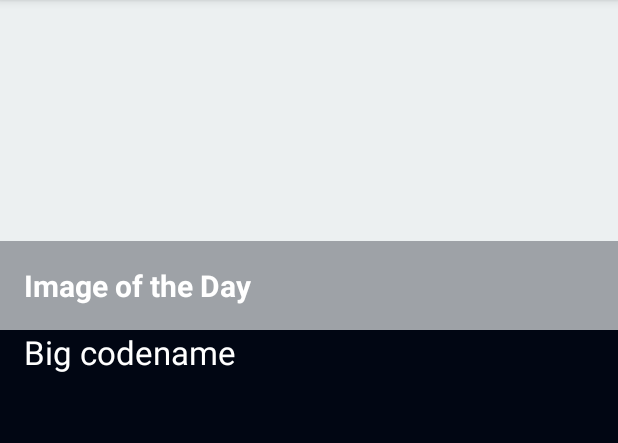
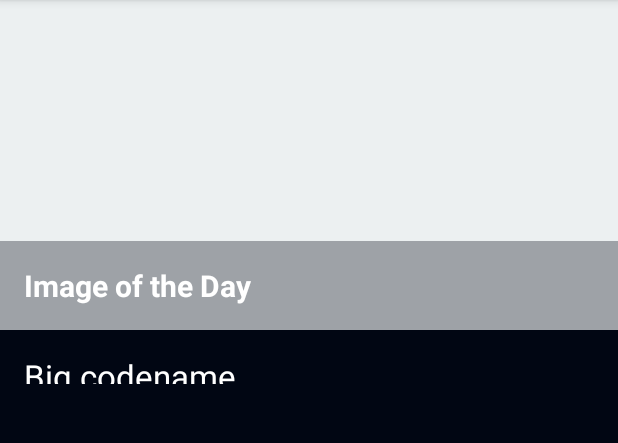
Before and after one commit to rmakki/nasa-asteroid-radar, an Android app: the screen it shows after launch (MainActivity), on a phone screen of 412 x 824 dp, the part 84-527 px from its top. Run offline under Robolectric (Android 15) with nearby library versions, the phone set to English and light mode, and no system bars; our stand-ins replace data binding.

Commit message:
Modified Adapter to use AsteroidAdapter ViewHolder

```diff
--- a/app/build.gradle
+++ b/app/build.gradle
@@ -10,7 +10,7 @@ android {
     buildToolsVersion "29.0.3"
     defaultConfig {
         applicationId "com.udacity.asteroidradar"
-        minSdkVersion 21
+        minSdkVersion 24
         targetSdkVersion 30
         versionCode 1
         versionName "1.0"
--- a/app/src/main/java/com/udacity/asteroidradar/main/AsteroidAdapter.kt
+++ b/app/src/main/java/com/udacity/asteroidradar/main/AsteroidAdapter.kt
@@ -2,7 +2,9 @@ package com.udacity.asteroidradar.main
 
 import android.util.Log
 import android.view.LayoutInflater
+import android.view.View
 import android.view.ViewGroup
+import android.widget.ImageView
 import android.widget.TextView
 import androidx.recyclerview.widget.RecyclerView
 import com.udacity.asteroidradar.Asteroid
@@ -10,7 +12,7 @@ import com.udacity.asteroidradar.Util
 import com.udacity.asteroidradar.R
 
 
-class AsteroidAdapter: RecyclerView.Adapter<Util.TextItemViewHolder>() {
+class AsteroidAdapter: RecyclerView.Adapter<AsteroidAdapter.ViewHolder>() {
 
      var data = listOf <Asteroid>()
         set(value) {
@@ -21,16 +23,24 @@ class AsteroidAdapter: RecyclerView.Adapter<Util.TextItemViewHolder>() {
         return data.size
     }
 
-    override fun onBindViewHolder(holder: Util.TextItemViewHolder, position: Int) {
+    override fun onBindViewHolder(holder: ViewHolder, position: Int) {
         val item = data[position]
-        holder.textView.text = item.codename
+        holder.asteroid_id.text = item.codename
         Log.i("Recyle item", item.codename)
     }
 
-    override fun onCreateViewHolder(parent: ViewGroup, viewType: Int): Util.TextItemViewHolder {
+    override fun onCreateViewHolder(parent: ViewGroup, viewType: Int): ViewHolder {
         val layoutInflater = LayoutInflater.from(parent.context)
         val view = layoutInflater
-            .inflate(R.layout.text_item_view, parent, false) as TextView
-        return Util.TextItemViewHolder(view)    }
+            .inflate(R.layout.list_item_asteroid, parent, false)
+
+        return ViewHolder(view)
+    }
+
+    class ViewHolder(itemView: View) : RecyclerView.ViewHolder(itemView){
+        val asteroid_id: TextView = itemView.findViewById(R.id.asteroid_id)
+        val asteroid_date_approaching: TextView = itemView.findViewById(R.id.asteroid_date_approaching)
+        val asteroid_status_image: ImageView = itemView.findViewById(R.id.status_image)
+    }
 
 }
--- a/app/src/main/res/layout/list_item_asteroid.xml
+++ b/app/src/main/res/layout/list_item_asteroid.xml
@@ -26,9 +26,11 @@
         android:id="@+id/asteroid_id"
         android:layout_width="0dp"
         android:layout_height="@dimen/txt_view_height"
+        android:textColor="@android:color/white"
         android:layout_marginStart="@dimen/padding"
         android:layout_marginTop="@dimen/padding_small"
         android:layout_marginBottom="@dimen/padding_small"
+        android:textAppearance="@style/Base.TextAppearance.AppCompat.Large"
 
         app:layout_constraintStart_toStartOf="parent"
         app:layout_constraintEnd_toStartOf="@+id/status_image"
@@ -40,6 +42,9 @@
         android:layout_width="0dp"
         android:layout_height="@dimen/txt_view_height"
         android:layout_marginTop="@dimen/padding_small"
+        android:textColor="@android:color/white"
+        android:textAppearance="@style/Base.TextAppearance.AppCompat.Large"
+
         app:layout_constraintEnd_toEndOf="@+id/asteroid_id"
         app:layout_constraintHorizontal_bias="0.0"
         app:layout_constraintStart_toStartOf="@+id/asteroid_id"
```
